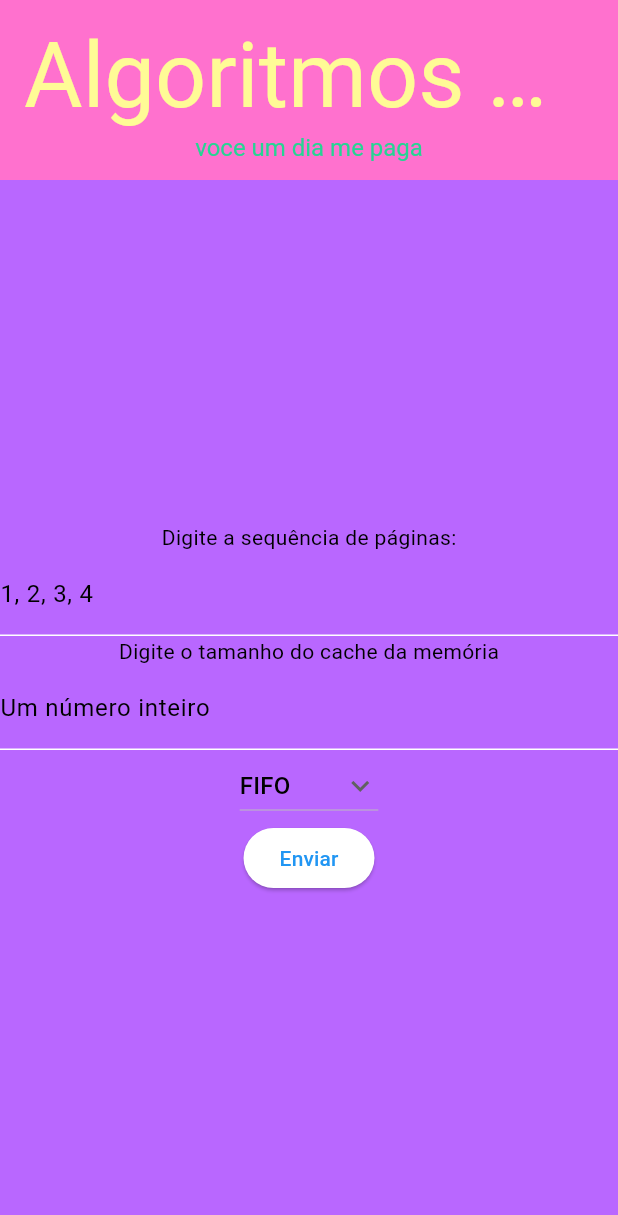
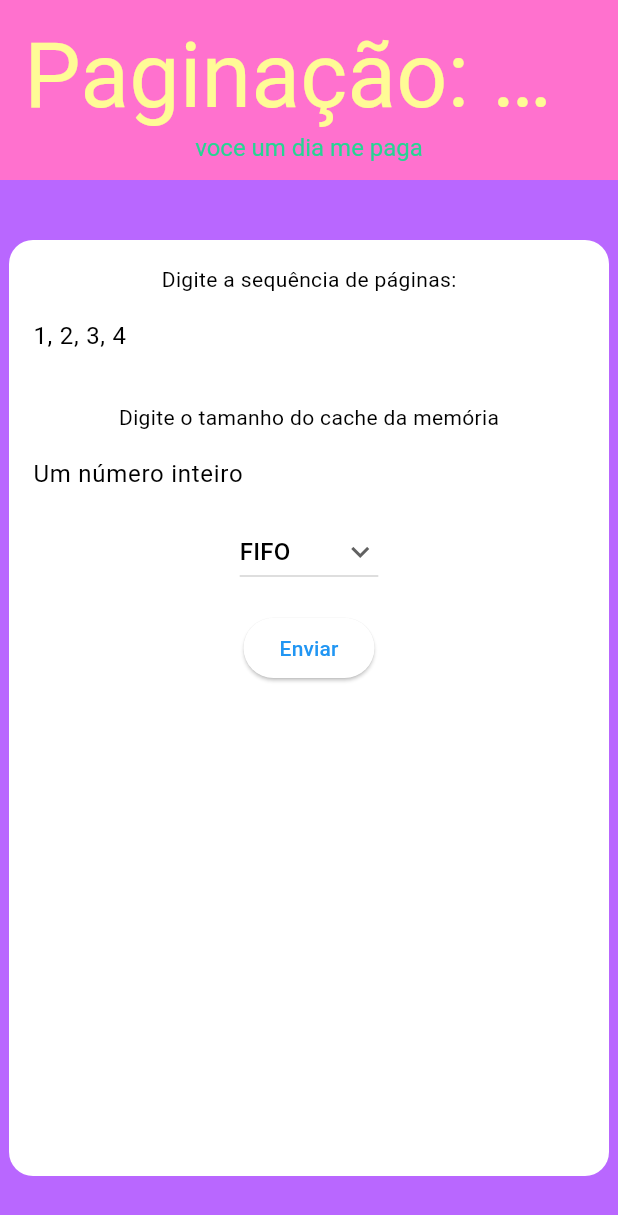
Before and after one commit to trashrama/paginacaoFlutter, a Flutter app: the screen it shows after launch, on a phone screen of 412 x 824 dp. Shown: the top 1215 px of the screen. Run offline on Flutter 3.47's test engine with Material 2 defaults, Android fonts, the phone set to English and light mode, and no system bars; Roboto replaces fonts that are missing (IBM Plex Sans).

Commit message:
agora sim, tudo funcionando! massa

```diff
--- a/lib/main.dart
+++ b/lib/main.dart
@@ -60,7 +60,7 @@ class _MyHomePageState extends State<MyHomePage> {
         hit++;
       } else {
         miss++;
-        if (listaMemoria.length < tamanho) {
+        if (listaMemoria.length <= tamanho) {
           listaMemoria.add(pag);
         } else {
           listaMemoria.removeAt(random.nextInt(listaMemoria.length));
@@ -68,36 +68,30 @@ class _MyHomePageState extends State<MyHomePage> {
         }
       }
     }
+    listaMemoria.clear();
     return [hit, miss];
   }
 
   List<int> lru(List<int> paginas, int tamanho) {
-    Map<int, int> listaMemoria = {};
+    List<int> listaMemoria = [];
     int hit = 0, miss = 0;
-    int totalUsos = 0;
+
     for (var pag in paginas) {
-      if (listaMemoria.containsKey(pag))
+      int index = listaMemoria.indexOf(pag);
+      if (index != -1) {
         hit++;
-      else
+        listaMemoria.remove(index);
+      } else {
         miss++;
-
+      }
       if (listaMemoria.length < tamanho) {
-        listaMemoria[pag] = ++totalUsos;
+        listaMemoria.insert(0, pag);
       } else {
-        int menor = 9999999999999;
-        int? chaveMenor;
-        listaMemoria.forEach((key, value) {
-          if (value < menor) {
-            menor = value;
-            chaveMenor = key;
-          }
-        });
-
-        listaMemoria.remove(chaveMenor);
-        listaMemoria[pag] = ++totalUsos;
+        listaMemoria.removeAt(listaMemoria.length - 1);
+        listaMemoria.insert(0, pag);
       }
     }
-
+    listaMemoria.clear();
     return [hit, miss];
   }
 
@@ -124,10 +118,12 @@ class _MyHomePageState extends State<MyHomePage> {
           });
 
           listaMemoria.remove(chaveMenor);
+          listaMemoria[pag] = 1;
         }
       }
     }
 
+    listaMemoria.clear();
     return [hit, miss];
   }
 
@@ -154,6 +150,8 @@ class _MyHomePageState extends State<MyHomePage> {
         }
       }
     }
+
+    listaMemoria.clear();
     return [hit, miss];
   }
 
@@ -183,7 +181,6 @@ class _MyHomePageState extends State<MyHomePage> {
     }
 
     if (missAndHit.isNotEmpty) {
-      print('hahaha sacanage');
       return 'Total de HITS: ${missAndHit[0]}\nTotal de MISSES: ${missAndHit[1]}';
     } else {
       return 'Ocorreu um erro ao executar o algoritmo de paginação.';
@@ -214,7 +211,7 @@ class _MyHomePageState extends State<MyHomePage> {
           title: ValueListenableBuilder<String>(
             valueListenable: titleNotifier,
             builder: (context, value, child) {
-            final titulo = 'Algoritmos de Paginação: $dropdownValue';
+              final titulo = 'Paginação: $dropdownValue';
               return Column(
                 mainAxisAlignment: MainAxisAlignment.center,
                 crossAxisAlignment: CrossAxisAlignment.center,
@@ -237,14 +234,24 @@ class _MyHomePageState extends State<MyHomePage> {
           ),
         ),
         body: Center(
+          child: Padding(
+              padding: const EdgeInsets.symmetric(vertical: 40),
+              child: Container(
+                width: 400,
+                padding: const EdgeInsets.fromLTRB(16.0, 16.0, 16.0, 0),
+                decoration: BoxDecoration(
+                  color: Colors.white,
+                  borderRadius: BorderRadius.circular(16.0),
+                ),
                 child: Form(
                   key: _formKey,
                   child: Column(
-            mainAxisAlignment: MainAxisAlignment.center,
+                    crossAxisAlignment: CrossAxisAlignment.center,
                     children: <Widget>[
                       const Text('Digite a sequência de páginas:'),
                       TextFormField(
-                decoration: const InputDecoration(labelText: '1, 2, 3, 4'),
+                        decoration:
+                            const InputDecoration(labelText: '1, 2, 3, 4'),
                         validator: (value) {
                           if (value == null || value.isEmpty) {
                             return 'Insira uma sequência de números separados por espaço, ou vírgula!';
@@ -257,7 +264,8 @@ class _MyHomePageState extends State<MyHomePage> {
                               _entradaPages = [value];
                             }
 
-                    if (_entradaPages.isNotEmpty || _entradaPages == []) {
+                            if (_entradaPages.isNotEmpty ||
+                                _entradaPages == []) {
                               for (var item in _entradaPages) {
                                 if (item.isNotEmpty) {
                                   try {
@@ -274,10 +282,11 @@ class _MyHomePageState extends State<MyHomePage> {
                           return null;
                         },
                       ),
+                      const SizedBox(height: 16),
                       const Text('Digite o tamanho do cache da memória'),
                       TextFormField(
-                  decoration:
-                      const InputDecoration(labelText: 'Um número inteiro'),
+                          decoration: const InputDecoration(
+                              labelText: 'Um número inteiro'),
                           validator: (value) {
                             if (value == null || value.isEmpty) {
                               return 'Insira apenas um número inteiro';
@@ -303,10 +312,11 @@ class _MyHomePageState extends State<MyHomePage> {
                           setState(() {
                             dropdownValue = newValue!;
                             titleNotifier.value =
-                        'Algoritmos de Paginação: $newValue'; // Atualiza o valor do título
+                                'Paginação: $newValue'; // Atualiza o valor do título
                           });
                         },
                       ),
+                      const SizedBox(height: 16),
                       ElevatedButton(
                         onPressed: () {
                           if (_formKey.currentState!.validate()) {
@@ -316,19 +326,27 @@ class _MyHomePageState extends State<MyHomePage> {
                                 lista: listaF,
                                 tamanho: tamCache!,
                                 algoritmoUsado: dropdownValue);
+                            _entradaPages.clear();
+                            listaF.clear();
+
+                            setState(() {}); // Atualiza o estado
                           }
                         },
                         child: const Text('Enviar'),
                       ),
+                      const SizedBox(height: 16),
+                      const SizedBox(height: 16),
                       if (resultado != null)
                         Text(
                           resultado!,
-                  style: TextStyle(fontSize: 18, fontWeight: FontWeight.bold),
-                ),
+                          style: const TextStyle(
+                              fontSize: 18, fontWeight: FontWeight.bold),
+                        )
+                      //resultado = '',
                     ],
                   ),
                 ),
-      ),
-    );
+              )),
+        ));
   }
 }
```
Lines whose indentation alone changed are shown as unchanged.
